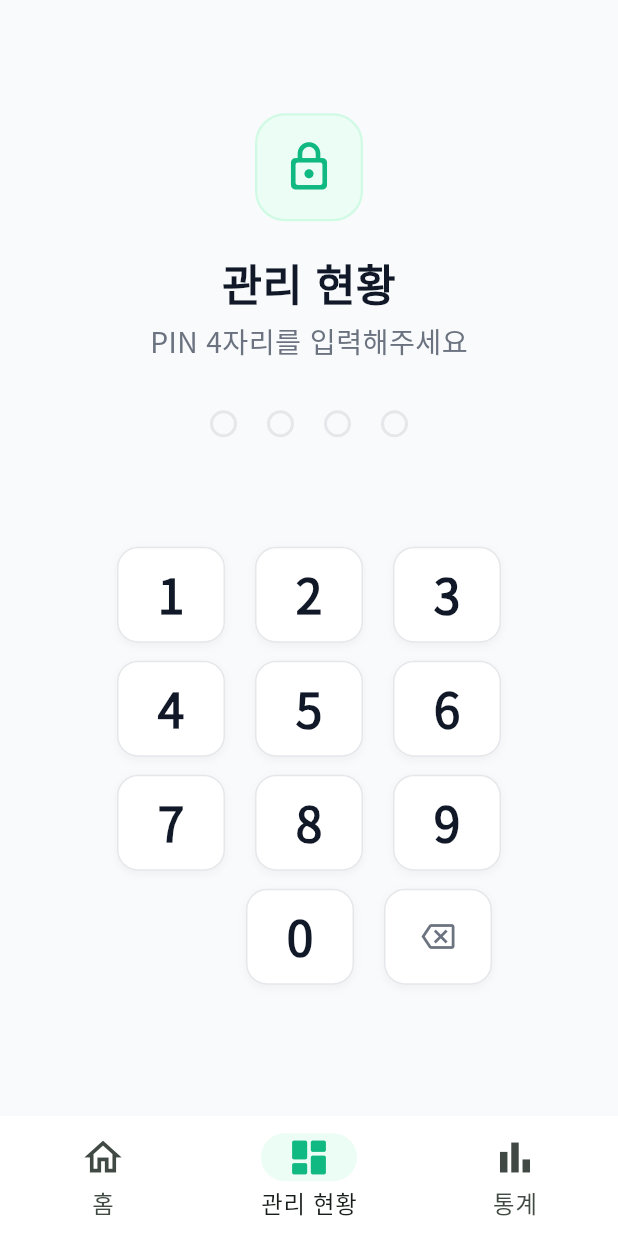
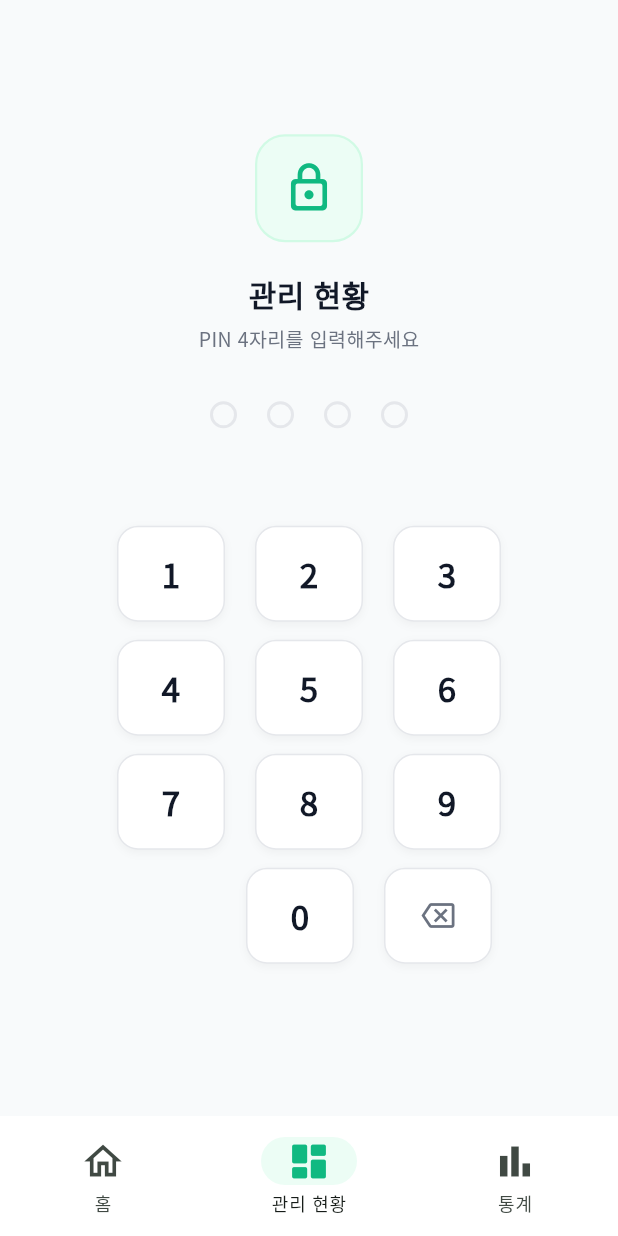
Before and after one commit to ait-maker/modem-install-form, a Flutter app: the screen it shows after launch, item 2 of the bottom bar chosen, on a phone screen of 412 x 824 dp. Run offline on Flutter 3.47's test engine with Material 3 defaults, Android fonts, the phone set to English and light mode, and no system bars; our stand-ins replace cloud_firestore, firebase_core, google_fonts, shared_preferences, web; missing offline and left inert: dart:js_interop; accounts and stored records are empty.

Commit message:
fix: 접수폼 미열림 버그 수정 - textScaler 이중적용 제거, _buildBottomBar context 안정화

```diff
--- a/lib/main.dart
+++ b/lib/main.dart
@@ -46,13 +46,13 @@ class ModemManagerApp extends StatelessWidget {
           Locale('en', 'US'),
         ],
         locale: const Locale('ko', 'KR'),
-        // ── 전역 텍스트 스케일: 360px 이상이면 1.45배 확대 ──
+        // ── 전역 textScaler 제거: AppResponsive가 폰트 크기를 직접 제어하므로
+        // ── textScaler를 추가 적용하면 fontMd 18px * 1.45 = 26px로 폭발하여
+        // ── TextField/Dropdown 높이 overflow → 접수폼 렌더링 실패의 원인이었음
         builder: (context, child) {
-          final w = MediaQuery.of(context).size.width;
-          final scale = w >= 360 ? 1.45 : 1.0;
           return MediaQuery(
             data: MediaQuery.of(context).copyWith(
-              textScaler: TextScaler.linear(scale),
+              textScaler: TextScaler.noScaling,
             ),
             child: child!,
           );
```
Also changed, not shown: lib/screens/registration_form_screen.dart (+4 -3 lines).
